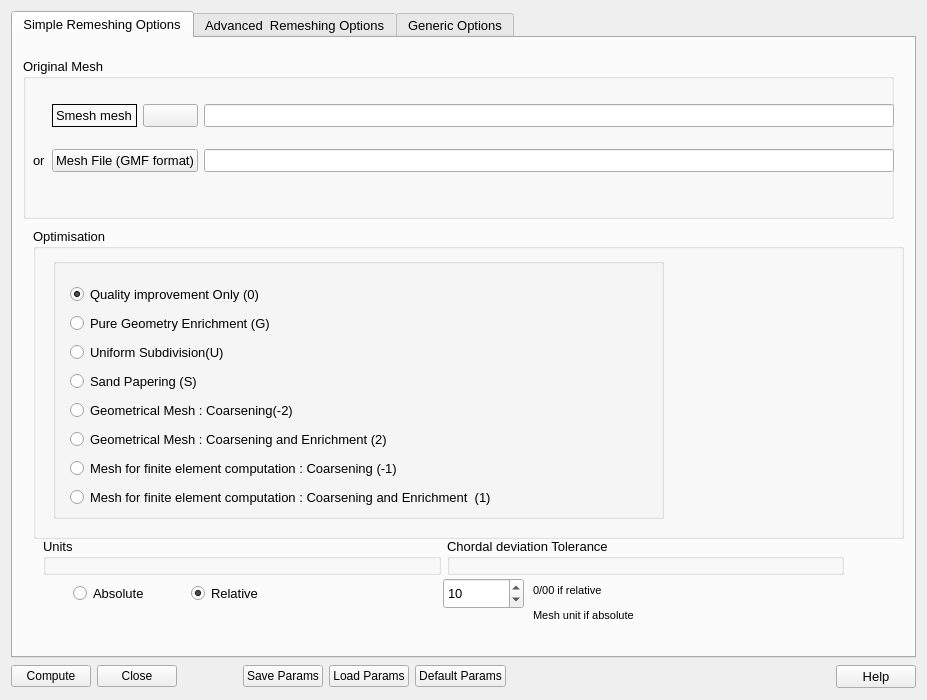
Qt form src/Tools/YamsPlug/YamsPlugDialog.ui (SalomePlatform/smesh) before a commit.
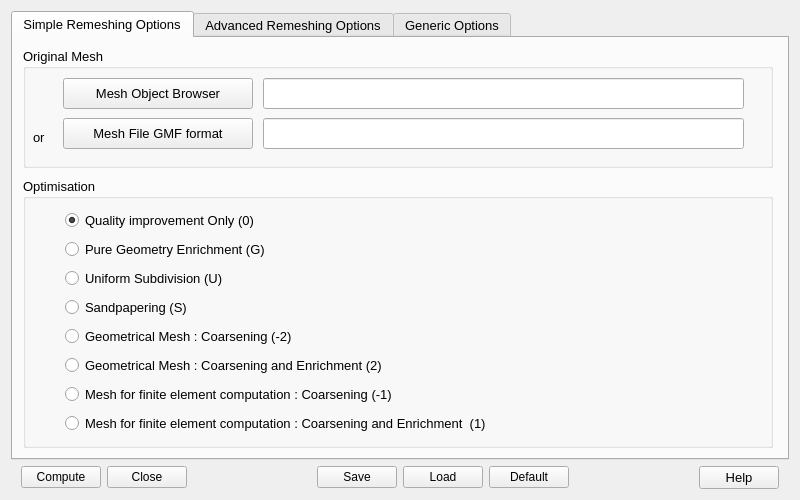
The same form after that commit. Icons and pictures are not drawn.

```diff
--- a/src/Tools/YamsPlug/YamsPlugDialog.ui
+++ b/src/Tools/YamsPlug/YamsPlugDialog.ui
@@ -6,8 +6,8 @@
    <rect>
     <x>0</x>
     <y>0</y>
-    <width>927</width>
-    <height>700</height>
+    <width>800</width>
+    <height>500</height>
    </rect>
   </property>
   <property name="windowTitle">
@@ -19,6 +19,22 @@
   <layout class="QGridLayout" name="gridLayout">
    <item row="2" column="0">
     <layout class="QHBoxLayout" name="horizontalLayout">
+         <item>
+      <spacer name="horizontalSpacer_xx">
+       <property name="orientation">
+        <enum>Qt::Horizontal</enum>
+       </property>
+       <property name="sizeType">
+        <enum>QSizePolicy::Minimum</enum>
+       </property>
+       <property name="sizeHint" stdset="0">
+        <size>
+         <width>10</width>
+         <height>20</height>
+        </size>
+       </property>
+      </spacer>
+         </item>
      <item>
       <widget class="QPushButton" name="PB_OK">
        <property name="text">
@@ -38,35 +54,44 @@
        <property name="orientation">
         <enum>Qt::Horizontal</enum>
        </property>
-       <property name="sizeType">
-        <enum>QSizePolicy::Minimum</enum>
-       </property>
        <property name="sizeHint" stdset="0">
         <size>
-         <width>60</width>
+         <width>30</width>
          <height>20</height>
         </size>
        </property>
       </spacer>
      </item>
      <item>
-      <widget class="QPushButton" name="PB_Save">
+      <widget class="QPushButton" name="PB_SaveHyp">
        <property name="text">
-        <string>Save Params</string>
+        <string>Save</string>
        </property>
+        <property name="iconSize">
+         <size>
+          <width>18</width>
+          <height>18</height>
+         </size>
+        </property>
       </widget>
      </item>
      <item>
-      <widget class="QPushButton" name="PB_Load">
+      <widget class="QPushButton" name="PB_LoadHyp">
        <property name="text">
-        <string>Load Params</string>
+        <string>Load</string>
        </property>
+        <property name="iconSize">
+         <size>
+          <width>18</width>
+          <height>18</height>
+         </size>
+        </property>
       </widget>
      </item>
      <item>
       <widget class="QPushButton" name="PB_Default">
        <property name="text">
-        <string>Default Params</string>
+        <string>Default</string>
        </property>
       </widget>
      </item>
@@ -77,8 +102,8 @@
        </property>
        <property name="sizeHint" stdset="0">
         <size>
-         <width>338</width>
-         <height>25</height>
+         <width>30</width>
+         <height>20</height>
         </size>
        </property>
       </spacer>
@@ -95,6 +120,22 @@
        </property>
       </widget>
      </item>
+         <item>
+      <spacer name="horizontalSpacer_xx">
+       <property name="orientation">
+        <enum>Qt::Horizontal</enum>
+       </property>
+       <property name="sizeType">
+        <enum>QSizePolicy::Minimum</enum>
+       </property>
+       <property name="sizeHint" stdset="0">
+        <size>
+         <width>10</width>
+         <height>20</height>
+        </size>
+       </property>
+      </spacer>
+         </item>
     </layout>
    </item>
    <item row="1" column="0">
@@ -114,212 +155,248 @@
       <widget class="QGroupBox" name="GBOptim">
        <property name="geometry">
         <rect>
-         <x>20</x>
-         <y>190</y>
-         <width>871</width>
-         <height>311</height>
+         <x>10</x>
+         <y>140</y>
+         <width>750</width>
+         <height>270</height>
         </rect>
        </property>
        <property name="title">
         <string>Optimisation</string>
        </property>
-       <widget class="QGroupBox" name="mesRB">
-        <property name="geometry">
-         <rect>
-          <x>20</x>
-          <y>30</y>
-          <width>611</width>
-          <height>261</height>
-         </rect>
-        </property>
-        <widget class="QRadioButton" name="RB_0">
-         <property name="geometry">
-          <rect>
-           <x>17</x>
-           <y>25</y>
-           <width>585</width>
-           <height>23</height>
-          </rect>
-         </property>
-         <property name="toolTip">
-          <string>&lt;!DOCTYPE HTML PUBLIC &quot;-//W3C//DTD HTML 4.0//EN&quot; &quot;http://www.w3.org/TR/REC-html40/strict.dtd&quot;&gt;
-&lt;html&gt;&lt;head&gt;&lt;meta name=&quot;qrichtext&quot; content=&quot;1&quot; /&gt;&lt;style type=&quot;text/css&quot;&gt;
-p, li { white-space: pre-wrap; }
-&lt;/style&gt;&lt;/head&gt;&lt;body style=&quot; font-family:'Sans Serif'; font-size:9pt; font-weight:400; font-style:normal;&quot;&gt;
-&lt;table style=&quot;-qt-table-type: root; margin-top:4px; margin-bottom:4px; margin-left:4px; margin-right:4px;&quot;&gt;
-&lt;tr&gt;
-&lt;td style=&quot;border: none;&quot;&gt;
-&lt;p style=&quot; margin-top:0px; margin-bottom:0px; margin-left:0px; margin-right:0px; -qt-block-indent:0; text-indent:0px;&quot;&gt;&lt;span style=&quot; font-weight:600;&quot;&gt;Quality improvement&lt;/span&gt; is done by point smoothing and edge swapping&lt;/p&gt;&lt;/td&gt;&lt;/tr&gt;&lt;/table&gt;&lt;/body&gt;&lt;/html&gt;</string>
-         </property>
-         <property name="text">
-          <string>Quality improvement Only (0)</string>
-         </property>
-         <property name="checked">
-          <bool>true</bool>
-         </property>
-        </widget>
-        <widget class="QRadioButton" name="RB_G">
-         <property name="geometry">
-          <rect>
-           <x>17</x>
-           <y>54</y>
-           <width>585</width>
-           <height>23</height>
-          </rect>
-         </property>
-         <property name="toolTip">
-          <string>the given surface triangulation is enriched (no coarsening at all) in such away that the distance 
+
+        <layout class="QHBoxLayout" name="RBLayoutopt">
+
+         <item>
+      <spacer name="horizontalSpacer_xx">
+       <property name="orientation">
+        <enum>Qt::Horizontal</enum>
+       </property>
+       <property name="sizeType">
+        <enum>QSizePolicy::Minimum</enum>
+       </property>
+       <property name="sizeHint" stdset="0">
+        <size>
+         <width>30</width>
+         <height>20</height>
+        </size>
+       </property>
+      </spacer>
+         </item>
+
+         <item>
+        <layout class="QVBoxLayout" name="monRBLayout">
+         <item>
+          <widget class="QRadioButton" name="RB_0">
+           <property name="toolTip">
+            <string>Quality improvement is done by point smoothing and edge swapping.</string>
+           </property>
+           <property name="text">
+            <string>Quality improvement Only (0)</string>
+           </property>
+           <property name="checked">
+            <bool>true</bool>
+           </property>
+          </widget>
+         </item>
+         <item>
+          <widget class="QRadioButton" name="RB_G">
+           <property name="toolTip">
+            <string>The given surface triangulation is enriched (no coarsening at all) in such away that the distance 
 between the elements in the final mesh and those of the initial one is bounded by auser specified tolerance value. 
 One should use this option, to enrich the mesh where purely
 geometrical features may be insuficiently fine, i.e. the resulting mesh will be least as fine as the input.
 Mesh and the geometric features will be refined if needed as specified by the other program parameters.
 The meshes obtained with those settings may not be suitable for computation.</string>
-         </property>
-         <property name="text">
-          <string>Pure Geometry Enrichment (G)</string>
-         </property>
-         <property name="checked">
-          <bool>false</bool>
-         </property>
-        </widget>
-        <widget class="QRadioButton" name="RB_U">
-         <property name="geometry">
-          <rect>
-           <x>17</x>
-           <y>83</y>
-           <width>585</width>
-           <height>23</height>
-          </rect>
-         </property>
-         <property name="toolTip">
-          <string>a uniform subdivision of the given surface triangulation is performed : 
+           </property>
+           <property name="text">
+            <string>Pure Geometry Enrichment (G)</string>
+           </property>
+           <property name="checked">
+            <bool>false</bool>
+           </property>
+          </widget>
+         </item>
+         <item>
+          <widget class="QRadioButton" name="RB_U">
+           <property name="toolTip">
+            <string>An uniform subdivision of the given surface triangulation is performed : 
 each triangle of the given surface triangulation is considered at and
 is divided into identical triangles.</string>
-         </property>
-         <property name="text">
-          <string>Uniform Subdivision(U)</string>
-         </property>
-         <property name="checked">
-          <bool>false</bool>
-         </property>
-        </widget>
-        <widget class="QRadioButton" name="RB_S">
-         <property name="geometry">
-          <rect>
-           <x>17</x>
-           <y>112</y>
-           <width>585</width>
-           <height>23</height>
-          </rect>
-         </property>
-         <property name="toolTip">
-          <string>a surface sandpapering without shrinkage of the given surface
+           </property>
+           <property name="text">
+            <string>Uniform Subdivision (U)</string>
+           </property>
+           <property name="checked">
+            <bool>false</bool>
+           </property>
+          </widget>
+         </item>
+         <item>
+          <widget class="QRadioButton" name="RB_S">
+           <property name="toolTip">
+            <string>A surface sandpapering without shrinkage of the given surface
 triangulation is performed, i.e., the high curvature variations of the
 given surface will be smoothed out without shrinking the volume in
 doing so. If ridges are defined, they will be kept as they are in the
 resulting mesh.
-This option modifies the goemetry.</string>
-         </property>
-         <property name="text">
-          <string>Sand Papering (S)</string>
-         </property>
-         <property name="checked">
-          <bool>false</bool>
-         </property>
-        </widget>
-        <widget class="QRadioButton" name="RB__2">
-         <property name="geometry">
-          <rect>
-           <x>17</x>
-           <y>141</y>
-           <width>585</width>
-           <height>23</height>
-          </rect>
-         </property>
-         <property name="toolTip">
-          <string>The given surface triangulation is modified in such a way that the distance between 
+This option modifies the geometry.</string>
+           </property>
+           <property name="text">
+            <string>Sandpapering (S)</string>
+           </property>
+           <property name="checked">
+            <bool>false</bool>
+           </property>
+          </widget>
+         </item>
+         <item>
+          <widget class="QRadioButton" name="RB__2">
+           <property name="toolTip">
+            <string>The given surface triangulation is modified in such a way that the distance between 
 the elements in the final mesh and those of the initial one is bounded by a user specfied tolerance value.
 One should use this option, to coarsen when a purely geometrical mesh is needed. (a mesh that keeps
 and obeys its geometric features only.) The meshes obtained with this option are usually not suitable
 for computation because anisotropic elements may be generated</string>
-         </property>
-         <property name="text">
-          <string>Geometrical Mesh : Coarsening(-2)</string>
-         </property>
-        </widget>
-        <widget class="QRadioButton" name="RB_2">
-         <property name="geometry">
-          <rect>
-           <x>17</x>
-           <y>170</y>
-           <width>585</width>
-           <height>23</height>
-          </rect>
-         </property>
-         <property name="toolTip">
-          <string>The given surface triangulation is modified in such a way that the distance between 
+           </property>
+           <property name="text">
+            <string>Geometrical Mesh : Coarsening (-2)</string>
+           </property>
+          </widget>
+         </item>
+         <item>
+          <widget class="QRadioButton" name="RB_2">
+           <property name="toolTip">
+            <string>The given surface triangulation is modified in such a way that the distance between 
 the elements in the final mesh and those of the initial one is bounded by a user specfied tolerance value.
 One should use this option, to coarsen and enrich when a purely geometrical mesh is needed. (a mesh that keeps
 and obeys its geometric features only.) The meshes obtained with this setting are usually not suitable
 for computation because anisotropic elements may be generated</string>
-         </property>
-         <property name="text">
-          <string>Geometrical Mesh : Coarsening and Enrichment (2)</string>
-         </property>
-        </widget>
-        <widget class="QRadioButton" name="RB__1">
-         <property name="geometry">
-          <rect>
-           <x>17</x>
-           <y>199</y>
-           <width>585</width>
-           <height>23</height>
-          </rect>
-         </property>
-         <property name="toolTip">
-          <string>The given surface triangulation is modfied in accordance to a size map. 
+           </property>
+           <property name="text">
+            <string>Geometrical Mesh : Coarsening and Enrichment (2)</string>
+           </property>
+          </widget>
+         </item>
+         <item>
+          <widget class="QRadioButton" name="RB__1">
+           <property name="toolTip">
+            <string>The given surface triangulation is modified in accordance to a size map. 
 The latter can be either the intrinsic size map (computed automatically
 and based on the surface properties, i.e. the local curvatures),
 or on a given size map (which is then combined to the intrinsic size map). 
 One should use this option to coarsen  the mesh, when a regular mesh 
 for computation purposes is desired, i.e. a mesh with good aspect ratios or 
 good quality elements.</string>
-         </property>
-         <property name="text">
-          <string>Mesh for finite element computation : Coarsening (-1)</string>
-         </property>
-        </widget>
-        <widget class="QRadioButton" name="RB_1">
-         <property name="geometry">
-          <rect>
-           <x>17</x>
-           <y>228</y>
-           <width>585</width>
-           <height>22</height>
-          </rect>
-         </property>
-         <property name="toolTip">
-          <string>The given surface triangulation is modfied in accordance to a size map. 
+           </property>
+           <property name="text">
+            <string>Mesh for finite element computation : Coarsening (-1)</string>
+           </property>
+          </widget>
+         </item>
+         <item>
+          <widget class="QRadioButton" name="RB_1">
+           <property name="toolTip">
+            <string>The given surface triangulation is modified in accordance to a size map. 
 The latter can be either the intrinsic size map (computed automatically
 and based on the surface properties, i.e. the local curvatures),
 or on a given size map (which is then combined to the intrinsic size map). 
 One should use this option to coarsen  and enrich the mesh, when a regular mesh 
 for computation purposes is desired, i.e. a mesh with good aspect ratios or 
 good quality elements</string>
-         </property>
-         <property name="text">
-          <string>Mesh for finite element computation : Coarsening and Enrichment  (1)</string>
-         </property>
-        </widget>
+           </property>
+           <property name="text">
+            <string>Mesh for finite element computation : Coarsening and Enrichment  (1)</string>
+           </property>
+          </widget>
+         </item>
+
+        </layout>
+
+       </item>
+
+      </layout>
+
+      </widget>
+      <widget class="QGroupBox" name="GBUnit">
+       <property name="geometry">
+        <rect>
+         <x>10</x>
+         <y>420</y>
+         <width>750</width>
+         <height>70</height>
+        </rect>
+       </property>
+       <property name="toolTip">
+        <string>This parameter enables the user to bound the maximal chordal deviation allowed,
+that is the maximal distance allowed between the detected curve and the plane P
+of the corresponding mesh face.
+In other words, it avoids having faces too far away from the curve they should represent.</string>
+       </property>
+       <property name="title">
+        <string>Chordal deviation Tolerance</string>
+       </property>
+       <widget class="QLineEdit" name="SP_Tolerance">
+        <property name="geometry">
+         <rect>
+          <x>40</x>
+          <y>30</y>
+          <width>110</width>
+          <height>24</height>
+         </rect>
+        </property>
+        <property name="toolTip">
+         <string>If the Units parameter is relative, epsilon max correspond to (per thousand) s*Tolerance/1000, where s is the size of the bounding box of the domain.
+If the Units parameter is absolute, the tolerance parameter is expressed in model units:
+  if P=2 and point coordinates are given in millimeters, the maximal chordal deviation is 2 mm.</string>
+        </property>
+       </widget>
+       <widget class="QRadioButton" name="RB_Absolute">
+        <property name="geometry">
+         <rect>
+          <x>220</x>
+          <y>30</y>
+          <width>120</width>
+          <height>24</height>
+         </rect>
+        </property>
+        <property name="toolTip">
+         <string>Values are expressed in the model units.</string>
+        </property>
+        <property name="text">
+         <string>Absolute units</string>
+        </property>
+        <property name="checked">
+         <bool>false</bool>
+        </property>
+       </widget>
+       <widget class="QRadioButton" name="RB_Relative">
+        <property name="geometry">
+         <rect>
+          <x>350</x>
+          <y>30</y>
+          <width>120</width>
+          <height>24</height>
+         </rect>
+        </property>
+        <property name="toolTip">
+         <string>Values are relative (per thousand) to the bounding box size.</string>
+        </property>
+        <property name="text">
+         <string>Relative units</string>
+        </property>
+        <property name="checked">
+         <bool>true</bool>
+        </property>
        </widget>
       </widget>
       <widget class="QGroupBox" name="groupBox">
        <property name="geometry">
         <rect>
          <x>10</x>
-         <y>20</y>
-         <width>871</width>
-         <height>161</height>
+         <y>10</y>
+         <width>750</width>
+         <height>120</height>
         </rect>
        </property>
        <property name="font">
@@ -330,241 +407,96 @@
        <property name="title">
         <string>Original Mesh</string>
        </property>
-       <widget class="QWidget" name="layoutWidget">
+       <widget class="QPushButton" name="PB_MeshFile">
+        <property name="geometry">
+         <rect>
+          <x>40</x>
+          <y>70</y>
+          <width>190</width>
+          <height>31</height>
+         </rect>
+        </property>
+        <property name="font">
+         <font>
+          <pointsize>10</pointsize>
+         </font>
+        </property>
+        <property name="text">
+         <string>Mesh File GMF format</string>
+        </property>
+        <property name="iconSize">
+         <size>
+          <width>18</width>
+          <height>18</height>
+         </size>
+        </property>
+       </widget>
+       <widget class="QLineEdit" name="LE_MeshFile">
+        <property name="geometry">
+         <rect>
+          <x>240</x>
+          <y>70</y>
+          <width>481</width>
+          <height>31</height>
+         </rect>
+        </property>
+        <property name="font">
+         <font>
+          <pointsize>10</pointsize>
+         </font>
+        </property>
+       </widget>
+       <widget class="QPushButton" name="PB_MeshSmesh">
+        <property name="geometry">
+         <rect>
+          <x>40</x>
+          <y>30</y>
+          <width>190</width>
+          <height>31</height>
+         </rect>
+        </property>
+        <property name="text">
+         <string>Mesh Object Browser</string>
+        </property>
+        <property name="iconSize">
+         <size>
+          <width>18</width>
+          <height>18</height>
+         </size>
+        </property>
+        <property name="checkable">
+         <bool>false</bool>
+        </property>
+       </widget>
+       <widget class="QLineEdit" name="LE_MeshSmesh">
+        <property name="geometry">
+         <rect>
+          <x>240</x>
+          <y>30</y>
+          <width>481</width>
+          <height>31</height>
+         </rect>
+        </property>
+        <property name="font">
+         <font>
+          <pointsize>10</pointsize>
+         </font>
+        </property>
+       </widget>
+       <widget class="QLabel" name="label_8">
         <property name="geometry">
          <rect>
           <x>10</x>
-          <y>30</y>
-          <width>861</width>
-          <height>101</height>
+          <y>80</y>
+          <width>31</width>
+          <height>18</height>
          </rect>
         </property>
-        <layout class="QGridLayout" name="gridLayout_2">
-         <item row="0" column="1">
-          <widget class="QLabel" name="label_7">
-           <property name="font">
-            <font>
-             <pointsize>10</pointsize>
-             <strikeout>false</strikeout>
-            </font>
-           </property>
-           <property name="frameShape">
-            <enum>QFrame::Box</enum>
-           </property>
-           <property name="text">
-            <string>Smesh mesh</string>
-           </property>
-           <property name="wordWrap">
-            <bool>false</bool>
-           </property>
-           <property name="margin">
-            <number>0</number>
-           </property>
-          </widget>
-         </item>
-         <item row="0" column="2">
-          <widget class="QPushButton" name="PB_MeshSmesh">
-           <property name="text">
-            <string/>
-           </property>
-           <property name="icon">
-            <iconset>
-             <normaloff>../../../../../../../../SalomeSrc/SMESH_V6_main/src/Tools/YamsPlug/open.png</normaloff>../../../../../../../../SalomeSrc/SMESH_V6_main/src/Tools/YamsPlug/open.png</iconset>
-           </property>
-           <property name="iconSize">
-            <size>
-             <width>18</width>
-             <height>18</height>
-            </size>
-           </property>
-           <property name="checkable">
-            <bool>false</bool>
-           </property>
-          </widget>
-         </item>
-         <item row="0" column="3">
-          <widget class="QLineEdit" name="LE_MeshSmesh">
-           <property name="font">
-            <font>
-             <pointsize>10</pointsize>
-            </font>
-           </property>
-          </widget>
-         </item>
-         <item row="1" column="0">
-          <widget class="QLabel" name="label_8">
-           <property name="text">
-            <string>or</string>
-           </property>
-          </widget>
-         </item>
-         <item row="1" column="1" colspan="2">
-          <widget class="QPushButton" name="PB_MeshFile">
-           <property name="font">
-            <font>
-             <pointsize>10</pointsize>
-            </font>
-           </property>
-           <property name="text">
-            <string>Mesh File (GMF format)</string>
-           </property>
-          </widget>
-         </item>
-         <item row="1" column="3">
-          <widget class="QLineEdit" name="LE_MeshFile">
-           <property name="font">
-            <font>
-             <pointsize>10</pointsize>
-            </font>
-           </property>
-          </widget>
-         </item>
-        </layout>
+        <property name="text">
+         <string>or</string>
+        </property>
        </widget>
       </widget>
-      <widget class="QDoubleSpinBox" name="SP_Tolerance">
-       <property name="geometry">
-        <rect>
-         <x>430</x>
-         <y>540</y>
-         <width>81</width>
-         <height>31</height>
-        </rect>
-       </property>
-       <property name="font">
-        <font>
-         <stylestrategy>PreferDefault</stylestrategy>
-        </font>
-       </property>
-       <property name="mouseTracking">
-        <bool>true</bool>
-       </property>
-       <property name="toolTip">
-        <string>&lt;html&gt;&lt;head/&gt;&lt;body&gt;&lt;p&gt;If the Units parameter is relative, epsilon max corresponds to 0.001x s x tolerance parameter where s is the size of the bounding box of the domain.&lt;/p&gt;&lt;p&gt;If the Units parameter (P) is absolute, the tolerance parameter is expressed in model units :&lt;/p&gt;&lt;p&gt;if P=2 and point coordinates are given in millimetre, it means that the maximal chordal deviation is 2 mm &lt;/p&gt;&lt;/body&gt;&lt;/html&gt;</string>
-       </property>
-       <property name="decimals">
-        <number>0</number>
-       </property>
-       <property name="minimum">
-        <double>1.000000000000000</double>
-       </property>
-       <property name="maximum">
-        <double>1000.000000000000000</double>
-       </property>
-       <property name="singleStep">
-        <double>1.000000000000000</double>
-       </property>
-       <property name="value">
-        <double>10.000000000000000</double>
-       </property>
-      </widget>
-      <widget class="QWidget" name="layoutWidget">
-       <property name="geometry">
-        <rect>
-         <x>30</x>
-         <y>500</y>
-         <width>801</width>
-         <height>37</height>
-        </rect>
-       </property>
-       <layout class="QHBoxLayout" name="horizontalLayout_2">
-        <item>
-         <widget class="QGroupBox" name="GBUnit">
-          <property name="toolTip">
-           <string>&lt;!DOCTYPE HTML PUBLIC &quot;-//W3C//DTD HTML 4.0//EN&quot; &quot;http://www.w3.org/TR/REC-html40/strict.dtd&quot;&gt;
-&lt;html&gt;&lt;head&gt;&lt;meta name=&quot;qrichtext&quot; content=&quot;1&quot; /&gt;&lt;style type=&quot;text/css&quot;&gt;
-p, li { white-space: pre-wrap; }
-&lt;/style&gt;&lt;/head&gt;&lt;body style=&quot; font-family:'Sans Serif'; font-size:9pt; font-weight:400; font-style:normal;&quot;&gt;
-&lt;table border=&quot;0&quot; style=&quot;-qt-table-type: root; margin-top:4px; margin-bottom:4px; margin-left:4px; margin-right:4px;&quot;&gt;
-&lt;tr&gt;
-&lt;td style=&quot;border: none;&quot;&gt;
-&lt;p style=&quot;-qt-paragraph-type:empty; margin-top:0px; margin-bottom:0px; margin-left:0px; margin-right:0px; -qt-block-indent:0; text-indent:0px;&quot;&gt;&lt;/p&gt;&lt;/td&gt;&lt;/tr&gt;&lt;/table&gt;&lt;/body&gt;&lt;/html&gt;</string>
-          </property>
-          <property name="title">
-           <string>Units </string>
-          </property>
-         </widget>
-        </item>
-        <item>
-         <widget class="QGroupBox" name="GBTolerance_2">
-          <property name="toolTip">
-           <string>&lt;!DOCTYPE HTML PUBLIC &quot;-//W3C//DTD HTML 4.0//EN&quot; &quot;http://www.w3.org/TR/REC-html40/strict.dtd&quot;&gt;
-&lt;html&gt;&lt;head&gt;&lt;meta name=&quot;qrichtext&quot; content=&quot;1&quot; /&gt;&lt;style type=&quot;text/css&quot;&gt;
-p, li { white-space: pre-wrap; }
-&lt;/style&gt;&lt;/head&gt;&lt;body style=&quot; font-family:'Sans Serif'; font-size:9pt; font-weight:400; font-style:normal;&quot;&gt;
-&lt;table border=&quot;0&quot; style=&quot;-qt-table-type: root; margin-top:4px; margin-bottom:4px; margin-left:4px; margin-right:4px;&quot;&gt;
-&lt;tr&gt;
-&lt;td style=&quot;border: none;&quot;&gt;
-&lt;p style=&quot; margin-top:0px; margin-bottom:0px; margin-left:0px; margin-right:0px; -qt-block-indent:0; text-indent:0px;&quot;&gt;Set chordal deviation tolerance:&lt;/p&gt;
-&lt;p style=&quot; margin-top:0px; margin-bottom:0px; margin-left:0px; margin-right:0px; -qt-block-indent:0; text-indent:0px;&quot;&gt;This parameter enables the user to bound the maximal chordal deviation allowed,&lt;/p&gt;
-&lt;p style=&quot; margin-top:0px; margin-bottom:0px; margin-left:0px; margin-right:0px; -qt-block-indent:0; text-indent:0px;&quot;&gt;that is, the maximal distance allowed between the detected curve and the plane P&lt;/p&gt;
-&lt;p style=&quot; margin-top:0px; margin-bottom:0px; margin-left:0px; margin-right:0px; -qt-block-indent:0; text-indent:0px;&quot;&gt;of the corresponding mesh face.&lt;/p&gt;
-&lt;p style=&quot; margin-top:0px; margin-bottom:0px; margin-left:0px; margin-right:0px; -qt-block-indent:0; text-indent:0px;&quot;&gt;In other words, it avoids having faces too far away from the curve &lt;/p&gt;
-&lt;p style=&quot; margin-top:0px; margin-bottom:0px; margin-left:0px; margin-right:0px; -qt-block-indent:0; text-indent:0px;&quot;&gt;they represent (or should represent).&lt;/p&gt;
-&lt;p style=&quot;-qt-paragraph-type:empty; margin-top:0px; margin-bottom:0px; margin-left:0px; margin-right:0px; -qt-block-indent:0; text-indent:0px;&quot;&gt;&lt;/p&gt;
-&lt;p style=&quot;-qt-paragraph-type:empty; margin-top:0px; margin-bottom:0px; margin-left:0px; margin-right:0px; -qt-block-indent:0; text-indent:0px;&quot;&gt;&lt;/p&gt;
-&lt;p style=&quot;-qt-paragraph-type:empty; margin-top:0px; margin-bottom:0px; margin-left:0px; margin-right:0px; -qt-block-indent:0; text-indent:0px;&quot;&gt;&lt;/p&gt;&lt;/td&gt;&lt;/tr&gt;&lt;/table&gt;&lt;/body&gt;&lt;/html&gt;</string>
-          </property>
-          <property name="title">
-           <string>Chordal deviation Tolerance</string>
-          </property>
-         </widget>
-        </item>
-       </layout>
-      </widget>
-      <widget class="QWidget" name="layoutWidget">
-       <property name="geometry">
-        <rect>
-         <x>60</x>
-         <y>540</y>
-         <width>230</width>
-         <height>31</height>
-        </rect>
-       </property>
-       <layout class="QHBoxLayout" name="horizontalLayout_5">
-        <item>
-         <widget class="QRadioButton" name="RB_Absolute">
-          <property name="toolTip">
-           <string>Values are expressed in the model units.</string>
-          </property>
-          <property name="text">
-           <string>Absolute</string>
-          </property>
-          <property name="checked">
-           <bool>false</bool>
-          </property>
-         </widget>
-        </item>
-        <item>
-         <widget class="QRadioButton" name="RB_Relative">
-          <property name="toolTip">
-           <string>Values are relative to the bounding box size.</string>
-          </property>
-          <property name="text">
-           <string>Relative</string>
-          </property>
-          <property name="checked">
-           <bool>true</bool>
-          </property>
-         </widget>
-        </item>
-       </layout>
-      </widget>
-      <widget class="QLabel" name="label_11">
-       <property name="geometry">
-        <rect>
-         <x>520</x>
-         <y>540</y>
-         <width>301</width>
-         <height>51</height>
-        </rect>
-       </property>
-       <property name="text">
-        <string>&lt;html&gt;&lt;head/&gt;&lt;body&gt;&lt;p&gt;&lt;span style=&quot; font-size:8pt;&quot;&gt;0/00 if relative&lt;/span&gt;&lt;/p&gt;&lt;p&gt;&lt;span style=&quot; font-size:8pt;&quot;&gt;Mesh unit if absolute&lt;/span&gt;&lt;/p&gt;&lt;/body&gt;&lt;/html&gt;</string>
-       </property>
-      </widget>
-      <zorder>layoutWidget</zorder>
-      <zorder>layoutWidget</zorder>
       <zorder>groupBox</zorder>
       <zorder>GBOptim</zorder>
       <zorder>SP_Tolerance</zorder>
@@ -572,7 +504,7 @@
      </widget>
      <widget class="QWidget" name="advanced">
       <attribute name="title">
-       <string>Advanced  Remeshing Options</string>
+       <string>Advanced Remeshing Options</string>
       </attribute>
       <widget class="QGroupBox" name="groupBox_2">
        <property name="geometry">
@@ -1109,6 +1041,47 @@
          </rect>
         </property>
        </widget>
+       
+      <widget class="QPushButton" name="PB_Save">
+        <property name="geometry">
+         <rect>
+          <x>20</x>
+          <y>110</y>
+          <width>70</width>
+          <height>31</height>
+         </rect>
+        </property>
+       <property name="text">
+        <string>Save</string>
+       </property>
+        <property name="iconSize">
+         <size>
+          <width>18</width>
+          <height>18</height>
+         </size>
+        </property>
+      </widget>
+
+      <widget class="QPushButton" name="PB_Load">
+        <property name="geometry">
+         <rect>
+          <x>120</x>
+          <y>110</y>
+          <width>70</width>
+          <height>31</height>
+         </rect>
+        </property>
+       <property name="text">
+        <string>Load</string>
+       </property>
+        <property name="iconSize">
+         <size>
+          <width>18</width>
+          <height>18</height>
+         </size>
+        </property>
+      </widget>
+       
       </widget>
      </widget>
     </widget>
```
Left out of the diff: 553 changed lines with no effect on the pictures.
